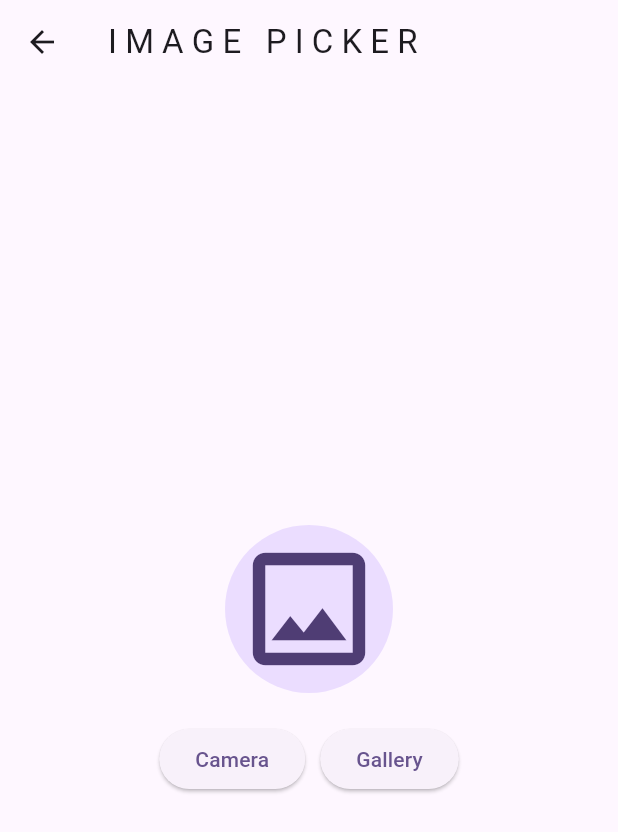
After one commit to FAHIMSHAKIL102/flutter_bloc_practice_thetechbrothers, a Flutter app: the screen it shows after launch, after a tap on an icon or button, on a phone screen of 412 x 824 dp. The commit adds this screen. Shown: the top 832 px of the screen. Run offline on Flutter 3.47's test engine with Material 3 defaults, Android fonts, the phone set to English and light mode, and no system bars; our stand-ins replace bloc, equatable, flutter_bloc, image_picker.

Commit message:
feat: image screen

```diff
--- a/lib/feature/home/page/home_screen.dart
+++ b/lib/feature/home/page/home_screen.dart
@@ -1,6 +1,7 @@
 import 'package:flutter/material.dart';
 import 'package:flutter_bloc_practice_thetechbrothers/feature/counter/page/counter_screen.dart';
-import 'package:flutter_bloc_practice_thetechbrothers/feature/switch/switch_screen.dart';
+import 'package:flutter_bloc_practice_thetechbrothers/feature/imagepicker/pages/image_picker_screen.dart';
+import 'package:flutter_bloc_practice_thetechbrothers/feature/switch/pages/switch_screen.dart';
 
 class HomeScreen extends StatelessWidget {
   const HomeScreen({super.key});
@@ -22,7 +23,7 @@ class HomeScreen extends StatelessWidget {
                   );
                 },
                 title: Text('C O U N T E R'),
-                trailing: Icon(Icons.calculate),
+                trailing: Icon(Icons.calculate_outlined),
               ),
             ),
             Card(
@@ -34,7 +35,21 @@ class HomeScreen extends StatelessWidget {
                   );
                 },
                 title: Text('S W I T C H'),
-                trailing: Icon(Icons.switch_camera_rounded),
+                trailing: Icon(Icons.switch_left_outlined),
+              ),
+            ),
+            Card(
+              child: ListTile(
+                onTap: () {
+                  Navigator.push(
+                    context,
+                    MaterialPageRoute(
+                      builder: (context) => ImagePickerScreen(),
+                    ),
+                  );
+                },
+                title: Text('I M A G E   P I C K E R'),
+                trailing: Icon(Icons.image_outlined),
               ),
             ),
           ],
--- /dev/null
+++ b/lib/feature/imagepicker/bloc/image_picker_bloc.dart
@@ -0,0 +1,34 @@
+import 'dart:async';
+
+import 'package:bloc/bloc.dart';
+import 'package:equatable/equatable.dart';
+import 'package:flutter_bloc_practice_thetechbrothers/utils/image_picker_utils.dart';
+import 'package:image_picker/image_picker.dart';
+
+part 'image_picker_event.dart';
+part 'image_picker_state.dart';
+
+class ImagePickerBloc extends Bloc<ImagePickerEvent, ImagePickerState> {
+  final ImagePickerUtils imagePickerUtils;
+
+  ImagePickerBloc(this.imagePickerUtils) : super(ImagePickerState()) {
+    on<CameraCaptureImageEvent>(cameraCaptureImage);
+    on<ImageFromGalleryEvent>(imageFromGallery);
+  }
+
+  FutureOr<void> cameraCaptureImage(
+    CameraCaptureImageEvent event,
+    Emitter<ImagePickerState> emit,
+  ) async {
+    final XFile? file = await imagePickerUtils.cameracapture();
+    emit(state.copyWith(file: file));
+  }
+
+  FutureOr<void> imageFromGallery(
+    ImageFromGalleryEvent event,
+    Emitter<ImagePickerState> emit,
+  ) async {
+    final XFile? file = await imagePickerUtils.galleryPicker();
+    emit(state.copyWith(file: file));
+  }
+}
--- /dev/null
+++ b/lib/feature/imagepicker/bloc/image_picker_event.dart
@@ -0,0 +1,12 @@
+part of 'image_picker_bloc.dart';
+
+sealed class ImagePickerEvent extends Equatable {
+  const ImagePickerEvent();
+
+  @override
+  List<Object> get props => [];
+}
+
+class CameraCaptureImageEvent extends ImagePickerEvent {}
+
+class ImageFromGalleryEvent extends ImagePickerEvent {}
--- /dev/null
+++ b/lib/feature/imagepicker/bloc/image_picker_state.dart
@@ -0,0 +1,15 @@
+part of 'image_picker_bloc.dart';
+
+class ImagePickerState extends Equatable {
+  final XFile? file;
+  const ImagePickerState({this.file});
+
+  ImagePickerState copyWith({XFile? file}) {
+    return ImagePickerState(file: file ?? this.file);
+  }
+
+  @override
+  List<Object> get props => [?file];
+}
+
+final class ImagePickerInitial extends ImagePickerState {}
--- /dev/null
+++ b/lib/feature/imagepicker/pages/image_picker_screen.dart
@@ -0,0 +1,99 @@
+import 'dart:io';
+
+import 'package:flutter/material.dart';
+import 'package:flutter_bloc/flutter_bloc.dart';
+import 'package:flutter_bloc_practice_thetechbrothers/feature/imagepicker/bloc/image_picker_bloc.dart';
+
+class ImagePickerScreen extends StatelessWidget {
+  const ImagePickerScreen({super.key});
+
+  @override
+  Widget build(BuildContext context) {
+    return Scaffold(
+      appBar: AppBar(title: Text('I M A G E   P I C K E R')),
+      body: Column(
+        mainAxisAlignment: .center,
+        crossAxisAlignment: .center,
+        children: [
+          BlocBuilder<ImagePickerBloc, ImagePickerState>(
+            builder: (context, state) {
+              return Column(
+                children: [
+                  state.file == null
+                      ? Center(
+                          child: CircleAvatar(
+                            radius: 56,
+                            child: Icon(Icons.image_outlined, size: 100),
+                          ),
+                        )
+                      : Center(
+                          child: SizedBox(
+                            height: 300,
+                            width: 300,
+                            child: Image.file(
+                              fit: BoxFit.cover,
+                              File(state.file!.path),
+                            ),
+                          ),
+                        ),
+                  SizedBox(height: 20),
+                  Row(
+                    mainAxisAlignment: .center,
+                    children: [
+                      ElevatedButton(
+                        onPressed: () {
+                          context.read<ImagePickerBloc>().add(
+                            CameraCaptureImageEvent(),
+                          );
+                        },
+                        child: Text('Camera'),
+                      ),
+                      SizedBox(width: 10),
+                      ElevatedButton(
+                        onPressed: () {
+                          context.read<ImagePickerBloc>().add(
+                            ImageFromGalleryEvent(),
+                          );
+                        },
+                        child: Text('Gallery'),
+                      ),
+                    ],
+                  ),
+                ],
+              );
+            },
+          ),
+        ],
+      ),
+    );
+  }
+}
+
+// camera capture
+
+// if (state.file == null) {
+//                 return GestureDetector(
+//                   onTap: () {
+//                     context.read<ImagePickerBloc>().add(CameraCaptureImage());
+//                   },
+//                   child: Center(
+//                     child: CircleAvatar(
+//                       radius: 56,
+//                       child: Icon(Icons.broken_image_outlined, size: 100),
+//                     ),
+//                   ),
+//                 );
+//               } else {
+//                 return GestureDetector(
+//                   onTap: () {
+//                     context.read<ImagePickerBloc>().add(CameraCaptureImage());
+//                   },
+//                   child: Center(
+//                     child: SizedBox(
+//                       height: 300,
+//                       width: 300,
+//                       child: Image.file(File(state.file!.path)),
+//                     ),
+//                   ),
+//                 );
+//               }
--- a/lib/main.dart
+++ b/lib/main.dart
@@ -2,7 +2,9 @@ import 'package:flutter/material.dart';
 import 'package:flutter_bloc/flutter_bloc.dart';
 import 'package:flutter_bloc_practice_thetechbrothers/feature/counter/bloc/counter_bloc.dart';
 import 'package:flutter_bloc_practice_thetechbrothers/feature/home/page/home_screen.dart';
+import 'package:flutter_bloc_practice_thetechbrothers/feature/imagepicker/bloc/image_picker_bloc.dart';
 import 'package:flutter_bloc_practice_thetechbrothers/feature/switch/bloc/switch_bloc.dart';
+import 'package:flutter_bloc_practice_thetechbrothers/utils/image_picker_utils.dart';
 
 void main() {
   runApp(const MyApp());
@@ -17,6 +19,7 @@ class MyApp extends StatelessWidget {
       providers: [
         BlocProvider(create: (context) => CounterBloc()),
         BlocProvider(create: (context) => SwitchBloc()),
+        BlocProvider(create: (context) => ImagePickerBloc(ImagePickerUtils())),
       ],
       child: MaterialApp(
         debugShowCheckedModeBanner: false,
--- /dev/null
+++ b/lib/utils/image_picker_utils.dart
@@ -0,0 +1,15 @@
+import 'package:image_picker/image_picker.dart';
+
+class ImagePickerUtils {
+  final ImagePicker _picker = ImagePicker();
+
+  Future<XFile?> cameracapture() async {
+    final XFile? file = await _picker.pickImage(source: ImageSource.camera);
+    return file;
+  }
+
+  Future<XFile?> galleryPicker() async {
+    final XFile? file = await _picker.pickImage(source: ImageSource.gallery);
+    return file;
+  }
+}
--- a/pubspec.yaml
+++ b/pubspec.yaml
@@ -38,6 +38,7 @@ dependencies:
   bloc: ^9.2.1
   equatable: ^3.0.0
   http: ^1.6.0
+  image_picker: ^1.2.4
 
 dev_dependencies:
   flutter_test:
```
Also changed, not shown: lib/feature/switch/pages/switch_screen.dart (renamed from lib/feature/switch/switch_screen.dart), pubspec.lock, 6 other files.
